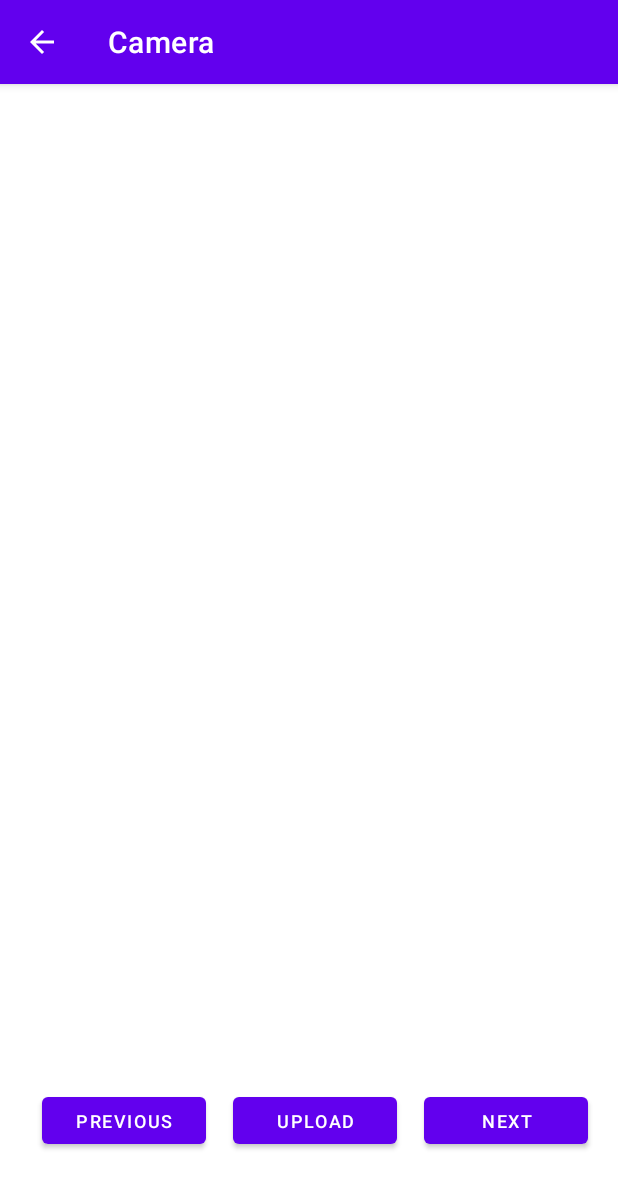
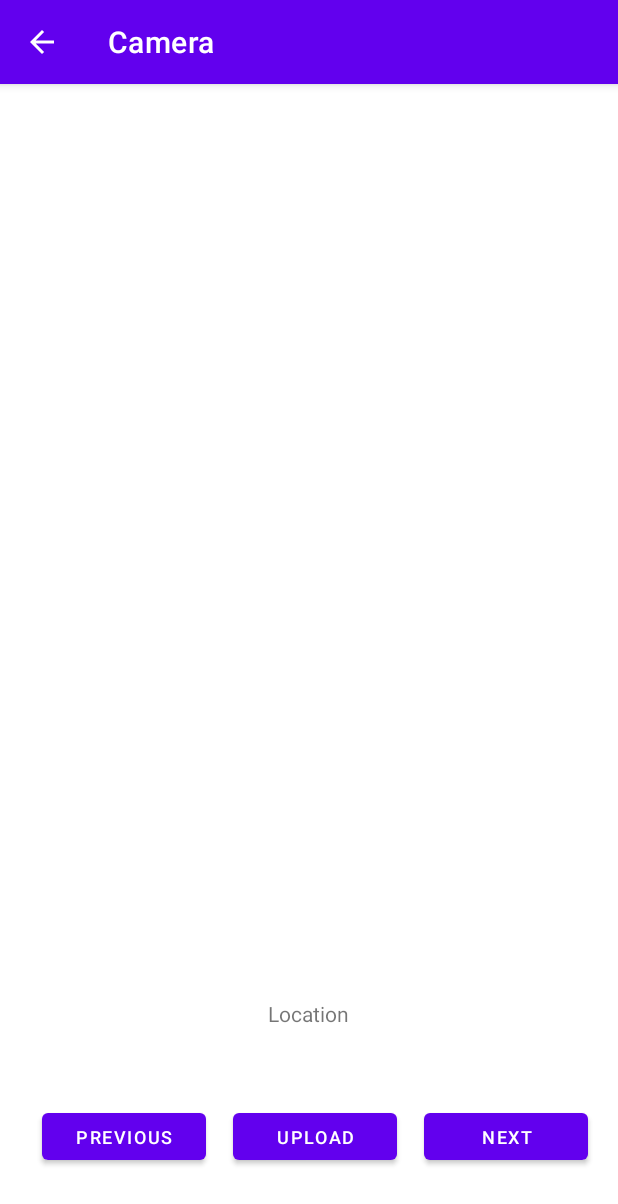
Before and after one commit to lechiluan/Logbook, an Android app: the CameraActivity screen opened directly, with no data from a screen before it, after a tap on "UPLOAD", on a phone screen of 412 x 824 dp. Shown: the top 1204 px of the screen. Run offline under Robolectric (Android 15) with nearby library versions, the phone set to English and light mode, and no system bars; pictures from the network do not load.

Commit message:
Upload image from camera

```diff
--- a/app/build.gradle
+++ b/app/build.gradle
@@ -36,7 +36,7 @@ dependencies {
     testImplementation 'junit:junit:4.13.2'
     androidTestImplementation 'androidx.test.ext:junit:1.1.3'
     androidTestImplementation 'androidx.test.espresso:espresso-core:3.4.0'
-
     implementation 'com.github.bumptech.glide:glide:4.14.2'
+    implementation 'com.google.android.gms:play-services-location:18.0.0'
 
 }
--- a/app/src/main/AndroidManifest.xml
+++ b/app/src/main/AndroidManifest.xml
@@ -4,7 +4,10 @@
 
     <uses-permission android:name="android.permission.INTERNET" />
     <uses-permission android:name="android.permission.CAMERA"/>
+    <uses-permission android:name="android.permission.ACCESS_FINE_LOCATION" />
+    <uses-permission android:name="android.permission.ACCESS_COARSE_LOCATION" />
     <uses-permission android:name="android.permission.WRITE_EXTERNAL_STORAGE"/>
+
 
     <application
         android:allowBackup="true"
--- a/app/src/main/java/com/example/logbook/CameraActivity.java
+++ b/app/src/main/java/com/example/logbook/CameraActivity.java
@@ -3,11 +3,14 @@ package com.example.logbook;
 import androidx.annotation.NonNull;
 import androidx.annotation.Nullable;
 import androidx.appcompat.app.AppCompatActivity;
+import androidx.core.app.ActivityCompat;
 
 import android.Manifest;
 import android.annotation.SuppressLint;
 import android.content.ContentValues;
 import android.content.Intent;
+import android.content.pm.PackageManager;
+import android.location.Location;
 import android.net.Uri;
 import android.os.Build;
 import android.os.Bundle;
@@ -15,13 +18,25 @@ import android.provider.MediaStore;
 import android.view.View;
 import android.widget.Button;
 import android.widget.ImageView;
+import android.widget.TextView;
 import android.widget.Toast;
+
+import com.google.android.gms.location.FusedLocationProviderClient;
+import com.google.android.gms.location.LocationServices;
+import com.google.android.gms.tasks.OnCompleteListener;
+import com.google.android.gms.tasks.OnSuccessListener;
+import com.google.android.gms.tasks.Task;
 
 public class CameraActivity extends AppCompatActivity {
     private static final int PERMISSION_CODE = 1234;
     private static final int CAPTURE_CODE = 1001;
+
+    private FusedLocationProviderClient locationClient;
+    private final int REQUEST_PERMISSION_FINE_LOCATION = 1;
+
     ImageView imageCamera;
     Button buttonUpload;
+    TextView txtLocation;
     Uri imageUri;
 
     @Override
@@ -31,22 +46,38 @@ public class CameraActivity extends AppCompatActivity {
 
         imageCamera = findViewById(R.id.imageCamera);
         buttonUpload = findViewById(R.id.buttonUpload);
+        txtLocation = findViewById(R.id.txtLocation);
+
+        locationClient = LocationServices.getFusedLocationProviderClient(this);
+
+
+        if (ActivityCompat.checkSelfPermission(this, Manifest.permission.ACCESS_FINE_LOCATION) != PackageManager.PERMISSION_GRANTED) {
+            if (Build.VERSION.SDK_INT >= Build.VERSION_CODES.M) {
+                requestPermissions(new String[] {Manifest.permission.ACCESS_FINE_LOCATION}, REQUEST_PERMISSION_FINE_LOCATION);
+            }
+        } else {
+            showLocation();
+        }
 
         buttonUpload.setOnClickListener(new View.OnClickListener() {
             @Override
             public void onClick(View v) {
                 if(Build.VERSION.SDK_INT >= Build.VERSION_CODES.M){
-                    if(checkSelfPermission(android.Manifest.permission.CAMERA) == getPackageManager().PERMISSION_DENIED ||
+                    //System OS is Marshmallow or above
+                    if(checkSelfPermission(Manifest.permission.CAMERA) == getPackageManager().PERMISSION_DENIED ||
                             checkSelfPermission(Manifest.permission.WRITE_EXTERNAL_STORAGE) == getPackageManager().PERMISSION_DENIED){
                         String[] permission = {Manifest.permission.CAMERA, Manifest.permission.WRITE_EXTERNAL_STORAGE};
                         requestPermissions(permission, PERMISSION_CODE);
                     }
+                    //Permission already granted
                     else{
                         openCamera();
+                        showLocation();
                     }
                 }
                 else {
                     openCamera();
+                    showLocation();
                 }
              }
         });
@@ -56,8 +87,10 @@ public class CameraActivity extends AppCompatActivity {
         ContentValues values = new ContentValues();
         values.put(MediaStore.Images.Media.TITLE, "New Picture");
         values.put(MediaStore.Images.Media.DESCRIPTION, "From the Camera");
+        values.put(MediaStore.Images.Media.LATITUDE, txtLocation.getText().toString());
+        values.put(MediaStore.Images.Media.LONGITUDE, txtLocation.getText().toString());
+
         imageUri = getContentResolver().insert(MediaStore.Images.Media.EXTERNAL_CONTENT_URI, values);
-
         Intent cameraIntent = new Intent(MediaStore.ACTION_IMAGE_CAPTURE);
         cameraIntent.putExtra(MediaStore.EXTRA_OUTPUT, imageUri);
         startActivityForResult(cameraIntent, CAPTURE_CODE);
@@ -67,6 +100,7 @@ public class CameraActivity extends AppCompatActivity {
     public void onRequestPermissionsResult(int requestCode, @NonNull String[] permissions, @NonNull int[] grantResults) {
         super.onRequestPermissionsResult(requestCode, permissions, grantResults);
         switch (requestCode){
+            // Camera permission
             case PERMISSION_CODE:{
                 if(grantResults.length > 0 && grantResults[0] == getPackageManager().PERMISSION_GRANTED){
                     openCamera();
@@ -76,9 +110,49 @@ public class CameraActivity extends AppCompatActivity {
                     Toast.makeText(this, "Permission denied", Toast.LENGTH_SHORT).show();
                 }
             }
+            // Location permission
+            case REQUEST_PERMISSION_FINE_LOCATION:
+                if (grantResults.length > 0
+                        && grantResults[0] == PackageManager.PERMISSION_GRANTED) {
+                    Toast.makeText(CameraActivity.this, "Permission Granted!", Toast.LENGTH_LONG).show();
+                    showLocation();
+                } else {
+                    Toast.makeText(CameraActivity.this, "Permission Denied!", Toast.LENGTH_LONG).show();
+                    txtLocation.setText("Location permission not granted");
+                }
         }
     }
 
+    @SuppressLint("MissingPermission")
+    private void showLocation() {
+        locationClient.getLastLocation().addOnSuccessListener(this, new OnSuccessListener<Location>() {
+            @Override
+            public void onSuccess(Location location) {
+                if (location != null) {
+                    txtLocation.setText("Current location is:\nLat:" + location.getLatitude() + "\nLon: " + location.getLongitude());
+                }
+            }
+        });
+
+        locationClient.getLastLocation().addOnCompleteListener(this, new OnCompleteListener<Location>() {
+            @Override
+            public void onComplete(@NonNull Task<Location> task) {
+                if(task.isSuccessful()) {
+                    Location location = task.getResult();
+                    if (location != null) {
+                        txtLocation.setText("LAT:" + location.getLatitude() + "°N" + " LON: " + location.getLongitude() + "°E");
+                    }
+                    else {
+                        txtLocation.setText("Problem getting the location");
+                    }
+                }
+
+            }
+        });
+
+    }
+
+    // Display the image
     @SuppressLint("MissingSuperCall")
     @Override
     protected void onActivityResult(int requestCode, int resultCode, @Nullable Intent data) {
--- a/app/src/main/res/layout/activity_camera.xml
+++ b/app/src/main/res/layout/activity_camera.xml
@@ -11,13 +11,13 @@
         android:id="@+id/buttonUpload"
         android:layout_width="109dp"
         android:layout_height="43dp"
-        android:layout_marginTop="28dp"
         android:text="Upload"
         android:textSize="12sp"
         app:layout_constraintBottom_toBottomOf="parent"
         app:layout_constraintEnd_toStartOf="@+id/buttonNext"
         app:layout_constraintStart_toEndOf="@+id/buttonPrevious"
-        app:layout_constraintTop_toBottomOf="@+id/imageCamera" />
+        app:layout_constraintTop_toBottomOf="@+id/txtLocation"
+        tools:ignore="TouchTargetSizeCheck" />
 
     <ImageView
         android:id="@+id/imageCamera"
@@ -39,7 +39,8 @@
         android:text="Previous"
         android:textSize="12sp"
         app:layout_constraintBottom_toBottomOf="@+id/buttonUpload"
-        app:layout_constraintStart_toStartOf="parent" />
+        app:layout_constraintStart_toStartOf="parent"
+        tools:ignore="TouchTargetSizeCheck,TouchTargetSizeCheck" />
 
     <Button
         android:id="@+id/buttonNext"
@@ -49,5 +50,18 @@
         android:text="Next"
         android:textSize="12sp"
         app:layout_constraintBottom_toBottomOf="@+id/buttonUpload"
-        app:layout_constraintEnd_toEndOf="parent" />
+        app:layout_constraintEnd_toEndOf="parent"
+        tools:ignore="TouchTargetSizeCheck" />
+
+    <TextView
+        android:id="@+id/txtLocation"
+        android:layout_width="342dp"
+        android:layout_height="29dp"
+        android:layout_marginTop="20dp"
+        android:gravity="center"
+        android:text="Location"
+        app:layout_constraintEnd_toEndOf="parent"
+        app:layout_constraintHorizontal_bias="0.498"
+        app:layout_constraintStart_toStartOf="parent"
+        app:layout_constraintTop_toBottomOf="@+id/imageCamera" />
 </androidx.constraintlayout.widget.ConstraintLayout>
```
